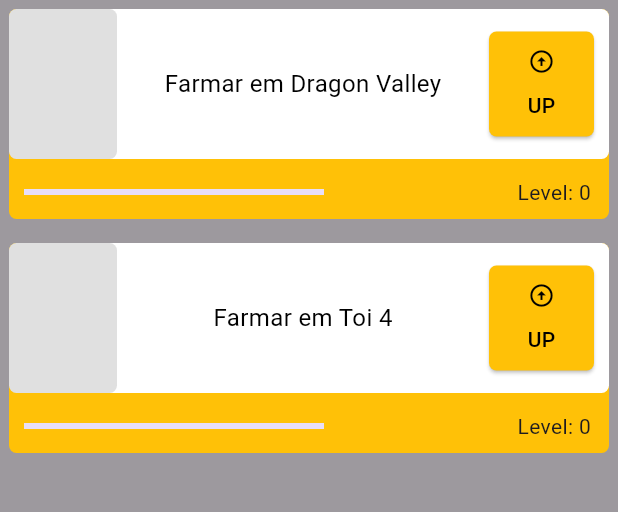
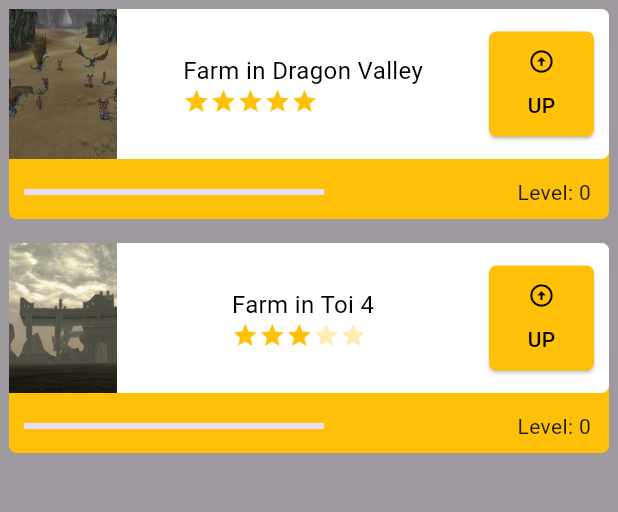
Before and after one commit to fabionunespedro/flutter_app_task, a Flutter app: the screen it shows after launch, on a phone screen of 412 x 824 dp, the part 84-596 px from its top. Run offline on Flutter 3.47's test engine with Material 3 defaults, Android fonts, the phone set to English and light mode, and no system bars.

Commit message:
add images and difficulty

```diff
--- a/lib/screens/home_page.dart
+++ b/lib/screens/home_page.dart
@@ -23,8 +23,16 @@ class _HomePageState extends State<HomePage> {
           children: const <Widget>[
             Column(
               children: <Widget>[
-                TaskWidget(nameTask: "Farmar em Dragon Valley"),
-                TaskWidget(nameTask: "Farmar em Toi 4")
+                TaskWidget(
+                  nameTask: "Farm in Dragon Valley",
+                  imageTask: "assets/img/dragonValley.jpg",
+                  difficultyTask: 5,
+                ),
+                TaskWidget(
+                  nameTask: "Farm in Toi 4",
+                  imageTask: "assets/img/toi.png",
+                  difficultyTask: 3,
+                ),
               ],
             ),
           ],
--- /dev/null
+++ b/lib/widgets/difficulty_widget.dart
@@ -0,0 +1,30 @@
+import 'package:flutter/material.dart';
+
+class DifficultyWidget extends StatefulWidget {
+  const DifficultyWidget({super.key, required this.difficultyColors});
+
+  final int difficultyColors;
+
+  @override
+  State<DifficultyWidget> createState() => _DifficultyWidgetState();
+}
+
+class _DifficultyWidgetState extends State<DifficultyWidget> {
+  @override
+  Widget build(BuildContext context) {
+    return Row(
+      children: [
+        Icon(Icons.star,
+            size: 18, color: (widget.difficultyColors >= 1) ? Colors.amber : Colors.amber[100]),
+        Icon(Icons.star,
+            size: 18, color: (widget.difficultyColors >= 2) ? Colors.amber : Colors.amber[100]),
+        Icon(Icons.star,
+            size: 18, color: (widget.difficultyColors >= 3) ? Colors.amber : Colors.amber[100]),
+        Icon(Icons.star,
+            size: 18, color: (widget.difficultyColors >= 4) ? Colors.amber : Colors.amber[100]),
+        Icon(Icons.star,
+            size: 18, color: (widget.difficultyColors >= 5) ? Colors.amber : Colors.amber[100]),
+      ],
+    );
+  }
+}
--- a/lib/widgets/task_widget.dart
+++ b/lib/widgets/task_widget.dart
@@ -1,9 +1,13 @@
 import 'package:flutter/material.dart';
+import 'package:flutter_app_task/widgets/difficulty_widget.dart';
 
 class TaskWidget extends StatefulWidget {
   final String nameTask;
+  final String imageTask;
+  final int difficultyTask;
 
-  const TaskWidget({super.key, required this.nameTask});
+  const TaskWidget(
+      {super.key, required this.nameTask, required this.imageTask, required this.difficultyTask});
 
   @override
   State<TaskWidget> createState() => _TaskWidgetState();
@@ -38,10 +42,23 @@ class _TaskWidgetState extends State<TaskWidget> {
                       decoration: const BoxDecoration(
                           color: Colors.black12,
                           borderRadius: BorderRadius.all(Radius.circular(5))),
+                      child: Image.asset(
+                        widget.imageTask,
+                        fit: BoxFit.cover,
+                      ),
                     ),
-                    Text(
-                      widget.nameTask,
-                      style: const TextStyle(color: Colors.black, fontSize: 16),
+                    Column(
+                      mainAxisAlignment: MainAxisAlignment.center,
+                      crossAxisAlignment: CrossAxisAlignment.start,
+                      children: [
+                        Text(
+                          widget.nameTask,
+                          style: const TextStyle(color: Colors.black, fontSize: 16),
+                        ),
+                        DifficultyWidget(
+                          difficultyColors: widget.difficultyTask,
+                        )
+                      ],
                     ),
                     Padding(
                       padding: const EdgeInsets.only(right: 10),
@@ -80,7 +97,9 @@ class _TaskWidgetState extends State<TaskWidget> {
                     child: SizedBox(
                       width: 200,
                       child: LinearProgressIndicator(
-                        value: level / 10,
+                        value:
+                            (widget.difficultyTask > 0) ? (level / widget.difficultyTask) / 10 : 1,
+                        color: Colors.black,
                       ),
                     ),
                   ),
--- a/pubspec.yaml
+++ b/pubspec.yaml
@@ -59,8 +59,8 @@ flutter:
   uses-material-design: true
 
   # To add assets to your application, add an assets section, like this:
-  # assets:
-  #   - images/a_dot_burr.jpeg
+  assets:
+  - assets/img/
   #   - images/a_dot_ham.jpeg
 
   # An image asset can refer to one or more resolution-specific "variants", see
```
Also changed, not shown: assets/img/dragonValley.jpg (added), assets/img/toi.png (added).
